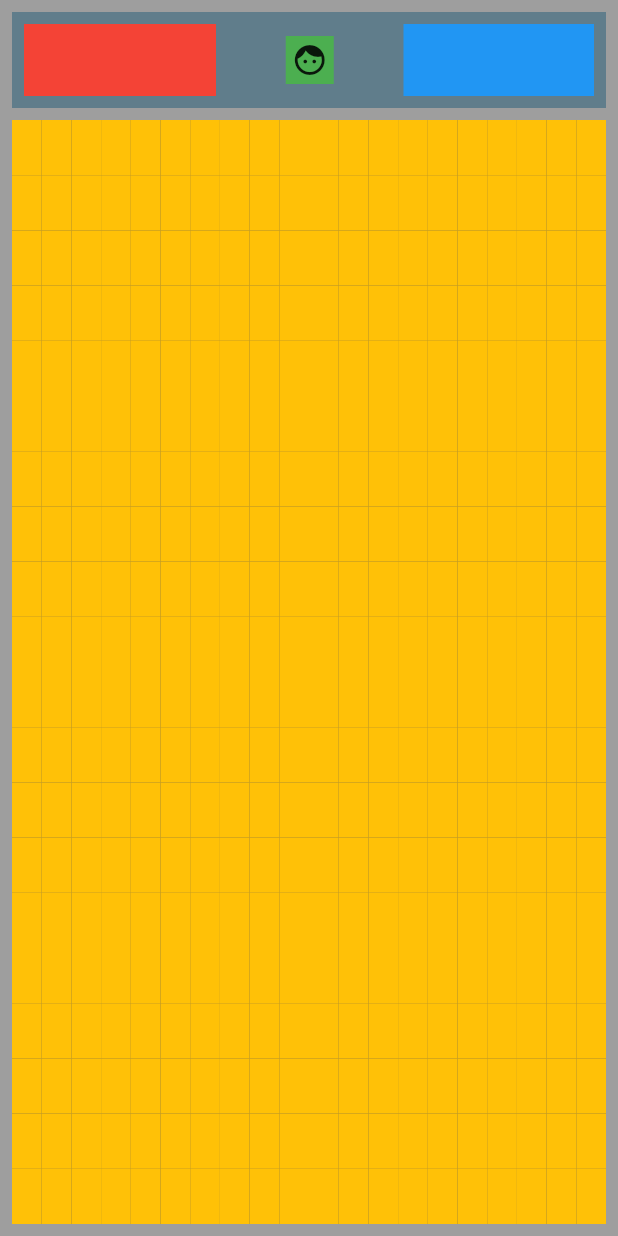
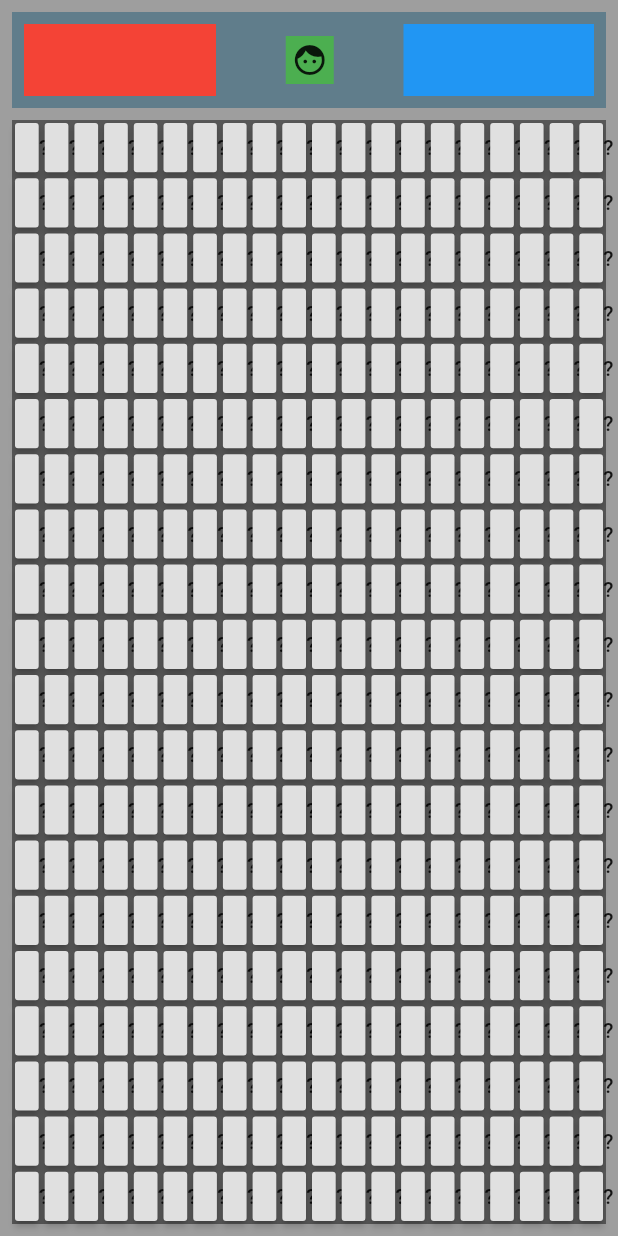
Before and after one commit to ahammer/flutter_minesweeper, a Flutter app: the screen it shows after launch, on a phone screen of 412 x 824 dp. Run offline on Flutter 3.47's test engine with Material 2 defaults, Android fonts, the phone set to English and light mode, and no system bars; our stand-ins replace built_collection, built_value, flutter_redux, redux; generated files the repository leaves out were written again.

Commit message:
Improvements to board UI

```diff
--- a/lib/src/ui/components/game_board.dart
+++ b/lib/src/ui/components/game_board.dart
@@ -121,7 +121,10 @@ class MineBlock extends StatelessWidget {
 
   @override
   Widget build(BuildContext context) {
-    return Container(color: Colors.amber, height: 20,);
+    return Padding(
+      padding: const EdgeInsets.all(2.0),
+      child: RaisedButton(child: Text("?"), onPressed: () {},),
+    );
   }
 
 }
```
